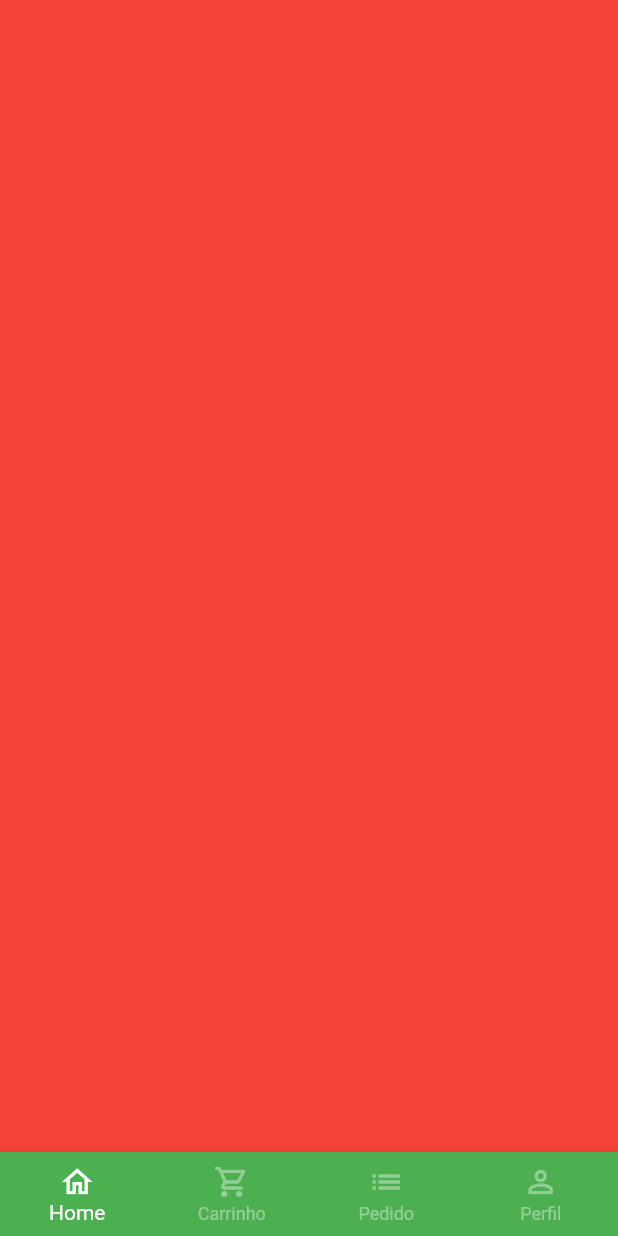
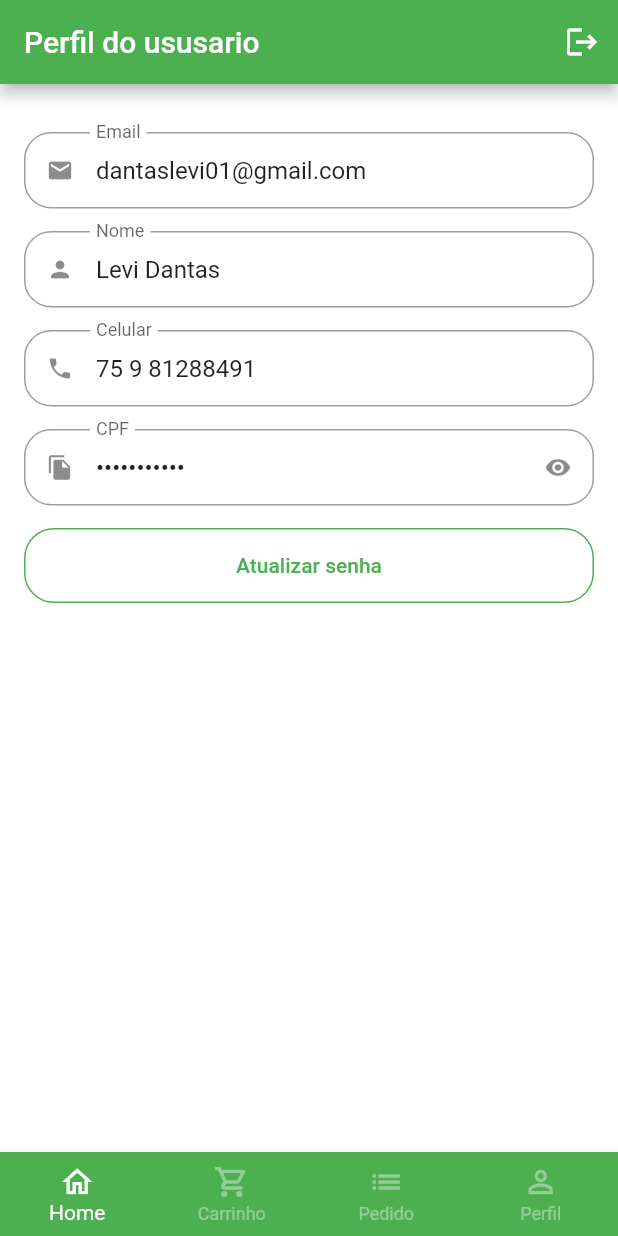
Before and after one commit to LeviDantas01/Quitanda, a Flutter app: the BaseScreen screen opened directly, swiped to page 4, on a phone screen of 412 x 824 dp. Run offline on Flutter 3.47's test engine with Material 2 defaults, Android fonts, the phone set to English and light mode, and no system bars; our stand-ins replace animated_text_kit, badges, mask_text_input_formatter.

Commit message:
ajtes na tela de carrinho e criacao da tela de perfil

```diff
--- a/lib/src/config/app_data.dart
+++ b/lib/src/config/app_data.dart
@@ -1,4 +1,5 @@
 import 'package:quitanda/src/models/item_model.dart';
+import 'package:quitanda/src/models/user_model.dart';
 import 'package:quitanda/src/pages/cart/cart_item_model.dart';
 
 ItemModel apple = ItemModel(
@@ -70,7 +71,7 @@ List<String> categores = ['Frutas', 'Grãos', 'Verduras', 'Temperos', 'Cereais']
 List<CartItemModel> cartItem = [
   CartItemModel(
     item: apple,
-    quantity: 2,
+    quantity: 1,
   ),
   CartItemModel(
     item: mango,
@@ -81,3 +82,11 @@ List<CartItemModel> cartItem = [
     quantity: 2,
   ),
 ];
+
+UserModel user = UserModel(
+  phone: "75 9 81288491",
+  cpf: "10009621563",
+  email: "dantaslevi01@gmail.com",
+  nome: "Levi Dantas",
+  passworld: "Levi123",
+);
--- /dev/null
+++ b/lib/src/models/user_model.dart
@@ -0,0 +1,15 @@
+class UserModel {
+  String nome;
+  String email;
+  String phone;
+  String cpf;
+  String passworld;
+
+  UserModel({
+    required this.phone,
+    required this.cpf,
+    required this.email,
+    required this.nome,
+    required this.passworld,
+  });
+}
--- a/lib/src/pages/auth/sign_in_Screen.dart
+++ b/lib/src/pages/auth/sign_in_Screen.dart
@@ -4,7 +4,7 @@ import 'package:quitanda/src/pages/auth/sing_in_up_screen.dart';
 import 'package:quitanda/src/pages/base/base_screnn.dart';
 import 'package:quitanda/src/config/custom_colors.dart';
 
-import 'components/custom_text_fild.dart';
+import '../comuns_widgets/custom_text_fild.dart';
 
 class SignInScreen extends StatelessWidget {
   const SignInScreen({super.key});
--- a/lib/src/pages/auth/sing_in_up_screen.dart
+++ b/lib/src/pages/auth/sing_in_up_screen.dart
@@ -1,6 +1,6 @@
 import 'package:flutter/material.dart';
 import 'package:mask_text_input_formatter/mask_text_input_formatter.dart';
-import 'package:quitanda/src/pages/auth/components/custom_text_fild.dart';
+import 'package:quitanda/src/pages/comuns_widgets/custom_text_fild.dart';
 import 'package:quitanda/src/config/custom_colors.dart';
 
 class SignUpScreen extends StatelessWidget {
--- a/lib/src/pages/base/base_screnn.dart
+++ b/lib/src/pages/base/base_screnn.dart
@@ -1,6 +1,7 @@
 import 'package:flutter/material.dart';
 import 'package:quitanda/src/pages/cart/cart_tab.dart';
 import 'package:quitanda/src/pages/home/home_tab.dart';
+import 'package:quitanda/src/pages/profile/profile_tab.dart';
 
 class BaseScreen extends StatefulWidget {
   const BaseScreen({super.key});
@@ -21,13 +22,11 @@ class _BaseScreenState extends State<BaseScreen> {
         controller: pageController,
         children: [
           const HomeTab(),
-          CartTab(),
+          const CartTab(),
           Container(
             color: Colors.black,
           ),
-          Container(
-            color: Colors.red,
-          ),
+          const ProfileTab(),
         ],
       ),
       bottomNavigationBar: BottomNavigationBar(
--- a/lib/src/pages/auth/components/custom_text_fild.dart
+++ b/lib/src/pages/comuns_widgets/custom_text_fild.dart
@@ -6,6 +6,8 @@ class CustomTextFild extends StatefulWidget {
   final String label;
   final bool isSecret;
   final List<TextInputFormatter>? inputFormatter;
+  final String? inicialValue;
+  final bool reedOnly;
 
   const CustomTextFild({
     super.key,
@@ -13,6 +15,8 @@ class CustomTextFild extends StatefulWidget {
     required this.label,
     this.isSecret = false,
     this.inputFormatter,
+    this.inicialValue,
+    this.reedOnly = false,
   });
 
   @override
@@ -32,6 +36,8 @@ class _CustomTextFildState extends State<CustomTextFild> {
     return Padding(
       padding: const EdgeInsets.only(bottom: 15),
       child: TextFormField(
+        readOnly: widget.reedOnly,
+        initialValue: widget.inicialValue,
         inputFormatters: widget.inputFormatter,
         obscureText: isObsucre,
         decoration: InputDecoration(
--- /dev/null
+++ b/lib/src/pages/profile/profile_tab.dart
@@ -0,0 +1,152 @@
+import 'package:flutter/material.dart';
+import 'package:quitanda/src/pages/comuns_widgets/custom_text_fild.dart';
+import 'package:quitanda/src/config/app_data.dart' as appData;
+
+class ProfileTab extends StatefulWidget {
+  const ProfileTab({super.key});
+
+  @override
+  State<ProfileTab> createState() => _ProfileTabState();
+}
+
+class _ProfileTabState extends State<ProfileTab> {
+  @override
+  Widget build(BuildContext context) {
+    return Scaffold(
+      appBar: AppBar(
+        title: const Text("Perfil do ususario"),
+        actions: [
+          IconButton(
+            onPressed: () {},
+            icon: const Icon(Icons.logout),
+          ),
+        ],
+      ),
+      body: ListView(
+        physics: const BouncingScrollPhysics(),
+        padding: const EdgeInsets.fromLTRB(16, 32, 16, 16),
+        children: [
+          //email
+          CustomTextFild(
+            inicialValue: appData.user.email,
+            icon: Icons.email,
+            label: "Email",
+            reedOnly: true,
+          ),
+          //nome
+          CustomTextFild(
+            inicialValue: appData.user.nome,
+            icon: Icons.person,
+            label: "Nome",
+            reedOnly: true,
+          ),
+          //celular
+          CustomTextFild(
+            inicialValue: appData.user.phone,
+            icon: Icons.phone,
+            label: "Celular",
+            reedOnly: true,
+          ),
+          //cpf
+          CustomTextFild(
+            inicialValue: appData.user.cpf,
+            icon: Icons.file_copy,
+            isSecret: true,
+            label: "CPF",
+            reedOnly: true,
+          ),
+          //botaão para atualizar a senha
+          SizedBox(
+            height: 50,
+            child: OutlinedButton(
+              style: OutlinedButton.styleFrom(
+                side: const BorderSide(
+                  color: Colors.green,
+                ),
+                shape: RoundedRectangleBorder(
+                  borderRadius: BorderRadius.circular(20),
+                ),
+              ),
+              onPressed: () async {
+                bool? result = await newUserPassworld();
+              },
+              child: const Text("Atualizar senha"),
+            ),
+          ),
+        ],
+      ),
+    );
+  }
+
+  Future<bool?> newUserPassworld() {
+    return showDialog(
+      context: context,
+      builder: (context) {
+        return Dialog(
+          shape: RoundedRectangleBorder(
+            borderRadius: BorderRadius.circular(20),
+          ),
+          child: Stack(
+            children: [
+              Padding(
+                padding: const EdgeInsets.all(16.0),
+                child: Column(
+                  crossAxisAlignment: CrossAxisAlignment.stretch,
+                  mainAxisSize: MainAxisSize.min,
+                  children: [
+                    const Padding(
+                      padding: EdgeInsets.symmetric(vertical: 12),
+                      child: Text(
+                        "Atualizar Senha",
+                        textAlign: TextAlign.center,
+                        style: TextStyle(
+                            fontSize: 18, fontWeight: FontWeight.bold),
+                      ),
+                    ),
+                    const CustomTextFild(
+                      isSecret: true,
+                      icon: Icons.lock,
+                      label: "Senha Atual",
+                    ),
+                    const CustomTextFild(
+                      isSecret: true,
+                      icon: Icons.lock_outlined,
+                      label: "Nova senha",
+                    ),
+                    const CustomTextFild(
+                      isSecret: true,
+                      icon: Icons.lock_outlined,
+                      label: "Confirmar senha",
+                    ),
+                    SizedBox(
+                      height: 45,
+                      child: ElevatedButton(
+                        style: ElevatedButton.styleFrom(
+                          shape: RoundedRectangleBorder(
+                            borderRadius: BorderRadius.circular(20),
+                          ),
+                        ),
+                        onPressed: () {},
+                        child: const Text("Confirmar"),
+                      ),
+                    ),
+                  ],
+                ),
+              ),
+              Positioned(
+                top: 5,
+                right: 5,
+                child: IconButton(
+                  onPressed: () {
+                    Navigator.of(context).pop();
+                  },
+                  icon: Icon(Icons.close),
+                ),
+              )
+            ],
+          ),
+        );
+      },
+    );
+  }
+}
```
Also changed, not shown: lib/src/pages/cart/cart_tab.dart (+65 -5 lines), lib/src/pages/cart/componets/cart_tile.dart (+24 -8 lines), lib/src/pages/comuns_widgets/quantity_widget.dart (+6 -3 lines).
